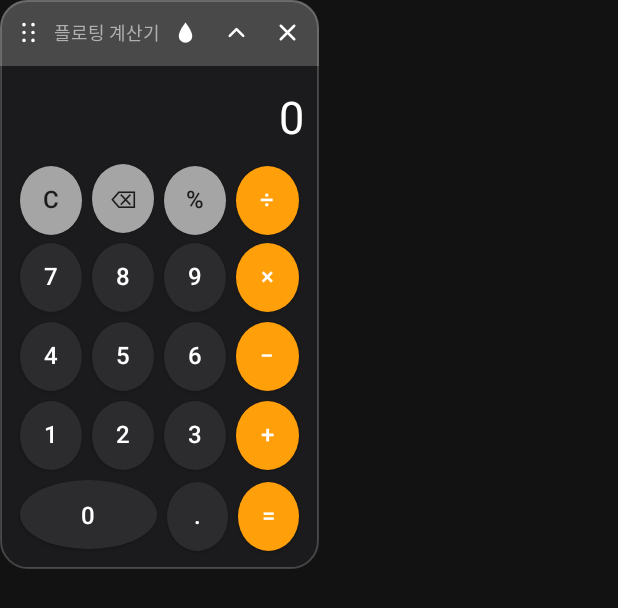
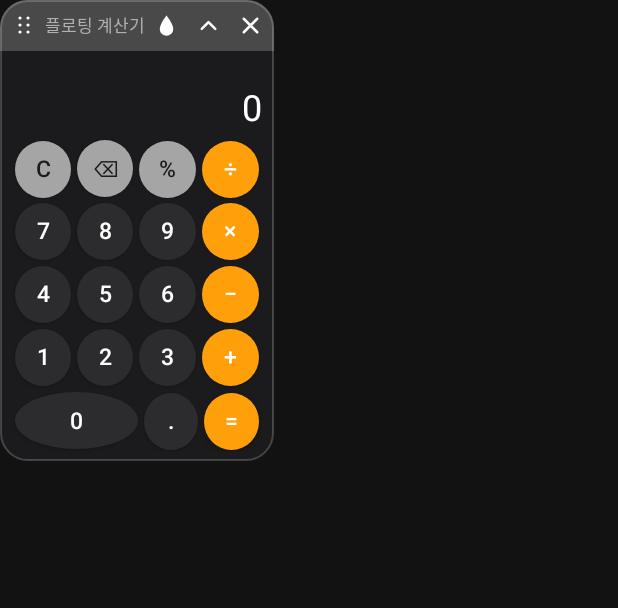
Before and after one commit to mgar0717/dbic, an Android app: the layout floating_calculator.xml on its own in the app's theme, with its tools: preview values and no code run, on a phone screen of 412 x 824 dp. Shown: the top 608 px of the screen. Run offline under Robolectric (Android 15) with nearby library versions, the phone set to English and light mode, and no system bars.

Commit message:
Show the expression above the result and shrink panel height
Adds a small expression line (e.g. "12 +") above the big result so
the calculation being built is visible, and reduces header/button/
display sizing so the floating panel takes up less vertical space.

Co-Authored-By: Claude Sonnet 5 <noreply@anthropic.com>
Claude-Session: https://claude.ai/code/session_01S2HL9yyn6VVPRAVJqAcvVB

```diff
--- a/android/FloatingCalculator/app/src/main/java/com/mgar/floatcalc/CalcEngine.kt
+++ b/android/FloatingCalculator/app/src/main/java/com/mgar/floatcalc/CalcEngine.kt
@@ -2,11 +2,15 @@ package com.mgar.floatcalc
 
 /**
  * 아주 단순한 4칙연산 계산기 엔진.
- * 연속 연산(예: 2 + 3 + 4 =)을 지원하며 화면에 보이는 문자열 하나만 상태로 갖는다.
+ * 연속 연산(예: 2 + 3 + 4 =)을 지원하며 큰 글씨(display)와
+ * 그 위에 보여줄 계산식(expression)을 함께 관리한다.
  */
 class CalcEngine {
 
     var display: String = "0"
+        private set
+
+    var expression: String = ""
         private set
 
     private var firstOperand: Double? = null
@@ -28,6 +32,7 @@ class CalcEngine {
     }
 
     private fun inputDigit(digit: String) {
+        if (justEvaluated) expression = ""
         if (isNewInput) {
             display = if (digit == "0") "0" else digit
             isNewInput = false
@@ -42,6 +47,7 @@ class CalcEngine {
     }
 
     private fun inputDot() {
+        if (justEvaluated) expression = ""
         if (isNewInput) {
             display = "0."
             isNewInput = false
@@ -64,6 +70,7 @@ class CalcEngine {
         pendingOperator = op
         isNewInput = true
         justEvaluated = false
+        expression = "${formatNumber(firstOperand ?: current)} $op"
     }
 
     private fun evaluate() {
@@ -71,6 +78,7 @@ class CalcEngine {
         val op = pendingOperator
         val first = firstOperand
         if (op != null && first != null) {
+            expression = "${formatNumber(first)} $op ${formatNumber(second)} ="
             display = formatNumber(compute(first, second, op))
         }
         firstOperand = null
@@ -101,6 +109,7 @@ class CalcEngine {
 
     private fun clear() {
         display = "0"
+        expression = ""
         firstOperand = null
         pendingOperator = null
         isNewInput = true
--- a/android/FloatingCalculator/app/src/main/java/com/mgar/floatcalc/FloatingCalcService.kt
+++ b/android/FloatingCalculator/app/src/main/java/com/mgar/floatcalc/FloatingCalcService.kt
@@ -131,13 +131,16 @@ class FloatingCalcService : Service() {
 
     private fun setupCalculatorKeys(root: View) {
         val displayText = root.findViewById<TextView>(R.id.displayText)
+        val expressionText = root.findViewById<TextView>(R.id.expressionText)
         displayText.text = calcEngine.display
+        expressionText.text = calcEngine.expression
 
         val bodyContainer = root.findViewById<View>(R.id.bodyContainer)
         forEachButtonWithTag(bodyContainer) { button ->
             button.setOnClickListener {
                 val tag = it.tag as? String ?: return@setOnClickListener
                 displayText.text = calcEngine.input(tag)
+                expressionText.text = calcEngine.expression
             }
         }
     }
--- a/android/FloatingCalculator/app/src/main/res/layout/floating_calculator.xml
+++ b/android/FloatingCalculator/app/src/main/res/layout/floating_calculator.xml
@@ -10,16 +10,16 @@
     <LinearLayout
         android:id="@+id/headerRow"
         android:layout_width="match_parent"
-        android:layout_height="44dp"
+        android:layout_height="34dp"
         android:orientation="horizontal"
         android:gravity="center_vertical"
         android:background="@drawable/bg_header"
-        android:paddingStart="10dp"
-        android:paddingEnd="4dp">
+        android:paddingStart="8dp"
+        android:paddingEnd="2dp">
 
         <ImageView
-            android:layout_width="18dp"
-            android:layout_height="18dp"
+            android:layout_width="16dp"
+            android:layout_height="16dp"
             android:src="@drawable/ic_drag"
             android:contentDescription="@string/cd_drag"
             android:importantForAccessibility="no" />
@@ -28,17 +28,17 @@
             android:layout_width="0dp"
             android:layout_height="wrap_content"
             android:layout_weight="1"
-            android:layout_marginStart="8dp"
+            android:layout_marginStart="6dp"
             android:text="@string/app_name"
             android:textColor="@color/text_secondary"
-            android:textSize="12sp"
+            android:textSize="11sp"
             android:singleLine="true"
             android:ellipsize="end" />
 
         <ImageButton
             android:id="@+id/opacityToggle"
-            android:layout_width="34dp"
-            android:layout_height="34dp"
+            android:layout_width="28dp"
+            android:layout_height="28dp"
             android:background="?android:selectableItemBackgroundBorderless"
             android:src="@drawable/ic_opacity"
             android:scaleType="centerInside"
@@ -46,8 +46,8 @@
 
         <ImageButton
             android:id="@+id/collapseToggle"
-            android:layout_width="34dp"
-            android:layout_height="34dp"
+            android:layout_width="28dp"
+            android:layout_height="28dp"
             android:background="?android:selectableItemBackgroundBorderless"
             android:src="@drawable/ic_chevron_up"
             android:scaleType="centerInside"
@@ -55,8 +55,8 @@
 
         <ImageButton
             android:id="@+id/closeButton"
-            android:layout_width="34dp"
-            android:layout_height="34dp"
+            android:layout_width="28dp"
+            android:layout_height="28dp"
             android:background="?android:selectableItemBackgroundBorderless"
             android:src="@drawable/ic_close"
             android:scaleType="centerInside"
@@ -71,8 +71,10 @@
         android:layout_height="wrap_content"
         android:orientation="horizontal"
         android:gravity="center_vertical"
-        android:paddingStart="12dp"
-        android:paddingEnd="12dp"
+        android:paddingStart="10dp"
+        android:paddingEnd="10dp"
+        android:paddingTop="2dp"
+        android:paddingBottom="2dp"
         android:visibility="gone">
 
         <TextView
@@ -110,23 +112,34 @@
         android:layout_width="match_parent"
         android:layout_height="wrap_content"
         android:orientation="vertical"
-        android:paddingStart="10dp"
-        android:paddingEnd="10dp"
-        android:paddingBottom="10dp">
+        android:paddingStart="8dp"
+        android:paddingEnd="8dp"
+        android:paddingBottom="6dp">
+
+        <TextView
+            android:id="@+id/expressionText"
+            android:layout_width="match_parent"
+            android:layout_height="wrap_content"
+            android:layout_marginTop="4dp"
+            android:gravity="end"
+            android:maxLines="1"
+            android:ellipsize="start"
+            android:text=""
+            android:textColor="@color/text_secondary"
+            android:textSize="12sp" />
 
         <TextView
             android:id="@+id/displayText"
             android:layout_width="match_parent"
             android:layout_height="wrap_content"
-            android:layout_marginTop="6dp"
-            android:layout_marginBottom="8dp"
+            android:layout_marginBottom="4dp"
             android:gravity="end|bottom"
-            android:minHeight="48dp"
+            android:minHeight="30dp"
             android:maxLines="1"
             android:ellipsize="start"
             android:text="0"
             android:textColor="@color/display_text"
-            android:textSize="30sp" />
+            android:textSize="24sp" />
 
         <LinearLayout style="@style/KeyRow">
             <Button style="@style/KeyFunction" android:tag="C" android:text="C" />
@@ -159,12 +172,12 @@
         <LinearLayout style="@style/KeyRow">
             <Button
                 android:layout_width="0dp"
-                android:layout_height="46dp"
+                android:layout_height="38dp"
                 android:layout_weight="2.28"
-                android:layout_margin="3dp"
+                android:layout_margin="2dp"
                 android:background="@drawable/key_digit_bg"
                 android:textColor="@color/key_digit_text"
-                android:textSize="16sp"
+                android:textSize="15sp"
                 android:tag="0"
                 android:text="0" />
             <Button style="@style/KeyDigit" android:tag="." android:text="." />
--- a/android/FloatingCalculator/app/src/main/res/values/styles.xml
+++ b/android/FloatingCalculator/app/src/main/res/values/styles.xml
@@ -9,10 +9,10 @@
 
     <style name="KeyBase">
         <item name="android:layout_width">0dp</item>
-        <item name="android:layout_height">46dp</item>
+        <item name="android:layout_height">38dp</item>
         <item name="android:layout_weight">1</item>
-        <item name="android:layout_margin">3dp</item>
-        <item name="android:textSize">16sp</item>
+        <item name="android:layout_margin">2dp</item>
+        <item name="android:textSize">15sp</item>
         <item name="android:minWidth">0dp</item>
         <item name="android:minHeight">0dp</item>
         <item name="android:padding">0dp</item>
```
